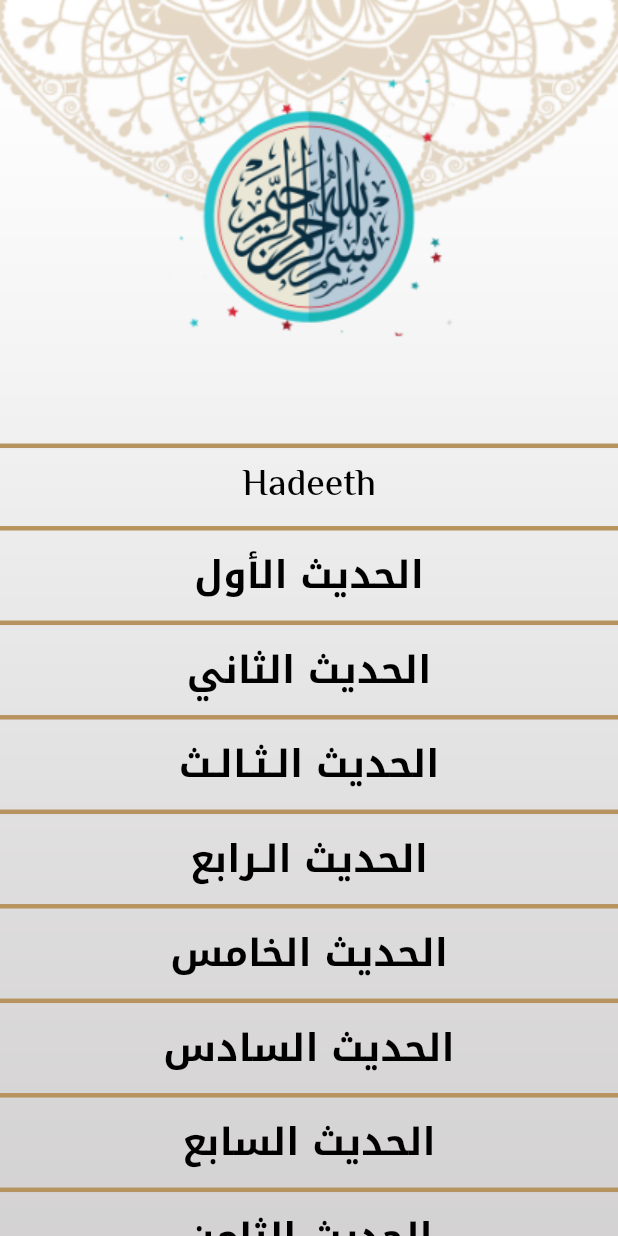
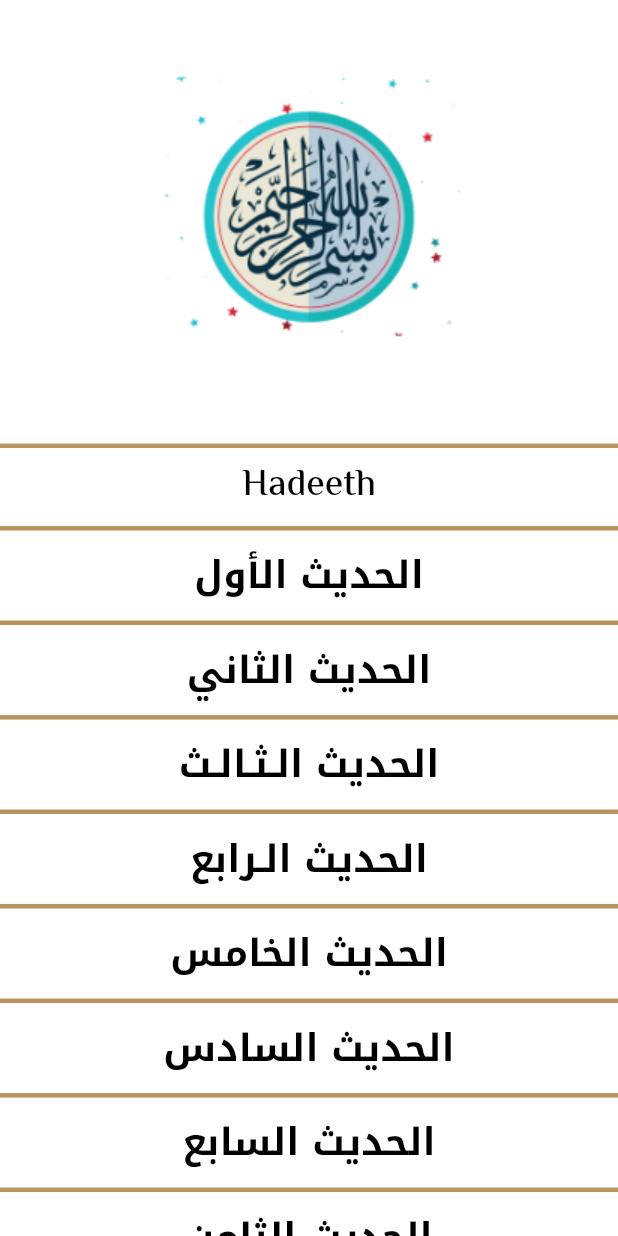
Before and after one commit to heshamgasser/new_islamic_app, a Flutter app: the HadeethTab screen opened directly, on a phone screen of 412 x 824 dp. Run offline on Flutter 3.47's test engine with Material 2 defaults, Android fonts, the phone set to English and light mode, and no system bars; our stand-ins replace flutter_screenutil, google_fonts.

Commit message:
handle background for all tabs

```diff
--- a/lib/screen/tabs/hadeeth_tab.dart
+++ b/lib/screen/tabs/hadeeth_tab.dart
@@ -17,12 +17,7 @@ class _HadeethTabState extends State<HadeethTab> {
       loadHadethFile();
     }
 
-    return Container(
-      decoration: BoxDecoration(
-        image: DecorationImage(
-            image: AssetImage('assets/image/background.png'), fit: BoxFit.fill),
-      ),
-      child: Scaffold(
+    return Scaffold(
       body: Column(
         crossAxisAlignment: CrossAxisAlignment.stretch,
         children: [
@@ -66,7 +61,6 @@ class _HadeethTabState extends State<HadeethTab> {
           ),
         ],
       ),
-      ),
     );
   }
 
--- a/lib/screen/tabs/setting_tab.dart
+++ b/lib/screen/tabs/setting_tab.dart
@@ -8,9 +8,7 @@ class SettingTab extends StatelessWidget {
   @override
   Widget build(BuildContext context) {
     return Container(
-      decoration: BoxDecoration(
-        image: DecorationImage(image: AssetImage('assets/image/background.png'), fit: BoxFit.fill),
-      ),
+
     );
   }
 }
```
Also changed, not shown: lib/screen/tabs/radio_tab.dart (+1 -7 lines), lib/screen/tabs/sebha_tab.dart (+1 -7 lines). Lines whose indentation alone changed are shown as unchanged.
